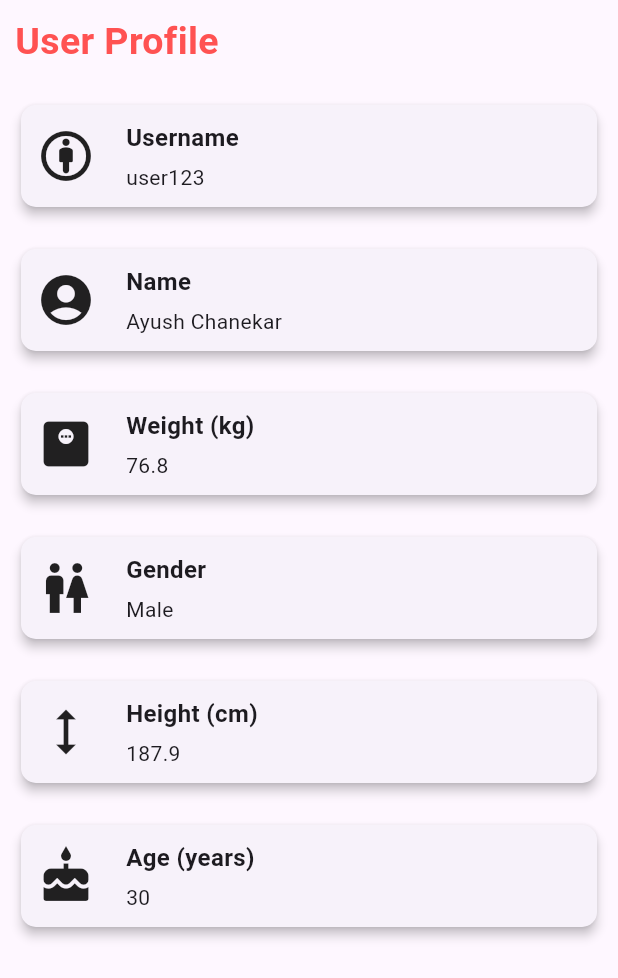
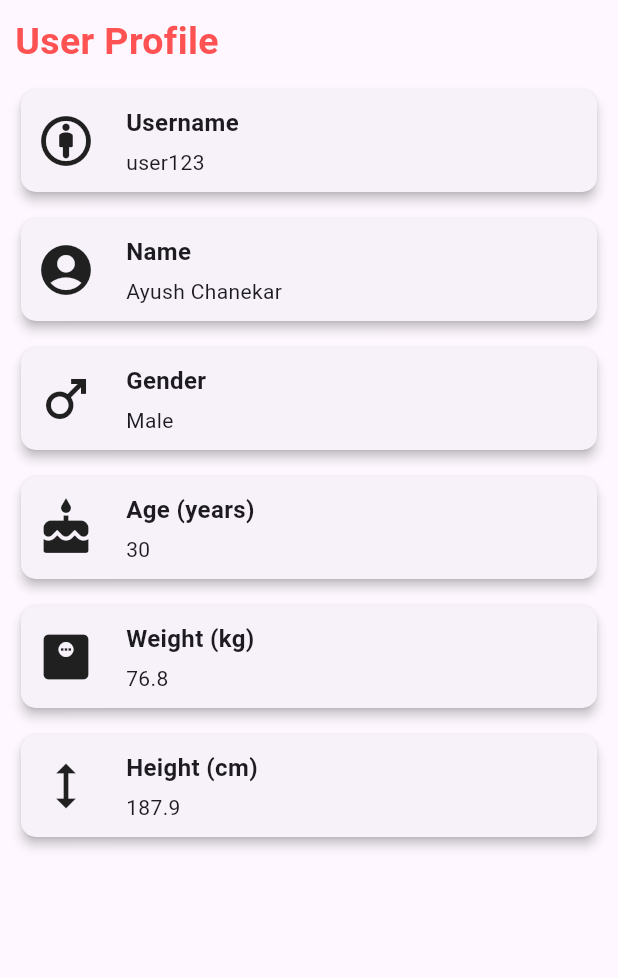
Before and after one commit to rohraharjas/gdsc_solutions-1, a Flutter app: the UserProfilePage screen opened directly, on a phone screen of 412 x 824 dp. Shown: the top 978 px of the screen. Run offline on Flutter 3.47's test engine with Material 3 defaults, Android fonts, the phone set to English and light mode, and no system bars; our stand-ins replace firebase_auth, firebase_core, google_fonts; accounts and stored records are empty.

Commit message:
update userprofile.dart

```diff
--- a/lib/Screens/templates.dart
+++ b/lib/Screens/templates.dart
@@ -6,14 +6,12 @@ class AppTextButton extends StatefulWidget {
   final double height, width;
   final VoidCallback onpressed;
   const AppTextButton({
-    Key? key,
+    super.key,
     required this.text,
     required this.height,
     required this.width,
     required this.onpressed,
-  }) : super(
-          key: key,
-        );
+  });
 
   @override
   State<AppTextButton> createState() => _AppTextButtonState();
--- a/lib/Screens/userprofile.dart
+++ b/lib/Screens/userprofile.dart
@@ -5,11 +5,11 @@ class UserProfilePage extends StatelessWidget {
   final String username = "user123";
   final String name = "Ayush Chanekar";
   final double weight = 76.8;
-  final String gender = "Male"; // Change this to "Other" for testing
+  final String gender = "Male"; // "Other" for testing transgender
   final double height = 187.9;
   final int age = 30;
   Widget _gap() => const SizedBox(
-        height: 20,
+        height: 10,
       );
 
   @override
@@ -44,27 +44,27 @@ class UserProfilePage extends StatelessWidget {
               ),
               _gap(),
               buildProfileCard(
+                'Gender',
+                gender,
+                _getGenderIcon(gender),
+              ),
+              _gap(),
+              buildProfileCard(
+                'Age (years)',
+                age.toString(),
+                Icons.cake,
+              ),
+              _gap(),
+              buildProfileCard(
                 'Weight (kg)',
                 weight.toString(),
                 Icons.monitor_weight,
               ),
               _gap(),
               buildProfileCard(
-                'Gender',
-                gender,
-                Icons.wc,
-              ),
-              _gap(),
-              buildProfileCard(
                 'Height (cm)',
                 height.toString(),
                 Icons.height,
-              ),
-              _gap(),
-              buildProfileCard(
-                'Age (years)',
-                age.toString(),
-                Icons.cake,
               ),
             ],
           ),
@@ -102,4 +102,14 @@ class UserProfilePage extends StatelessWidget {
       ),
     );
   }
+
+  IconData _getGenderIcon(String gender) {
+    if (gender == 'Male') {
+      return Icons.male;
+    } else if (gender == 'Female') {
+      return Icons.female;
+    } else {
+      return Icons.transgender_outlined;
+    }
+  }
 }
```
